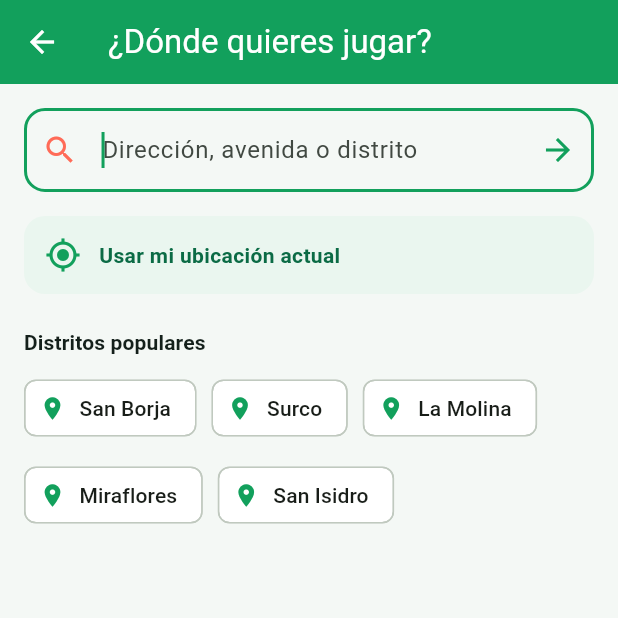
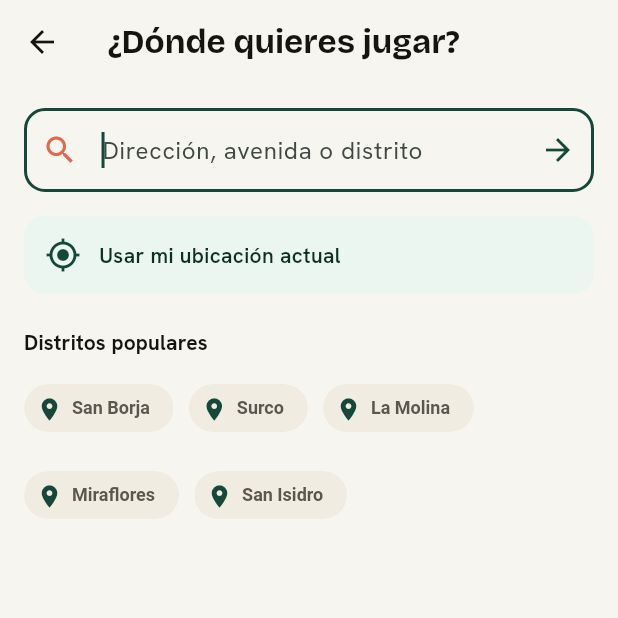
Before and after one commit to dcalagua/canchas-app-lima, a Flutter app: the screen it shows after launch, after a tap on "Saltar", after a tap on "¿Dónde juegas hoy?", on a phone screen of 412 x 824 dp, the top half of it. Run offline on Flutter 3.47's test engine with Material 3 defaults, Android fonts, the phone set to English and light mode, and no system bars; our stand-ins replace geocoding, geolocator, google_fonts, google_maps_flutter, google_sign_in, image_picker and 2 more; accounts and stored records are empty; network calls fail.

Commit message:
Rediseño UI premium (fase 1): design system + superficies clave
- theme.dart: nuevo sistema (pino/lima/clay, Bricolage+Hanken via google_fonts),
  con alias de compatibilidad para no romper imports existentes.
- Widget CourtLines: líneas de cancha sobre gradiente por deporte (sin fotos).
- Explorar: tarjeta con gradiente+líneas de cancha, tipografía premium.
- Ficha de cancha: hero con gradiente+líneas, CTA Reservar pino/lima.
- Hoja de login Google rediseñada (papel, marca P lima, botón blanco).

Co-Authored-By: Claude Opus 4.8 (1M context) <noreply@anthropic.com>
Claude-Session: https://claude.ai/code/session_017fg7ijXuZRX6jvFjZELf83

```diff
--- a/lib/screens/explorar_home_screen.dart
+++ b/lib/screens/explorar_home_screen.dart
@@ -8,6 +8,7 @@ import '../models/models.dart';
 import '../brand.dart';
 import '../state/app_state.dart';
 import '../theme.dart';
+import '../widgets/court_lines.dart';
 import '../services/location_service.dart';
 import '../utils/geo.dart';
 import 'buscar_direccion_screen.dart';
@@ -570,14 +571,11 @@ class _CanchaCard extends StatelessWidget {
                 height: 130,
                 decoration: BoxDecoration(
                   borderRadius: BorderRadius.circular(14),
-                  gradient: LinearGradient(
-                    begin: Alignment.topLeft,
-                    end: Alignment.bottomRight,
-                    colors: [color, color.withOpacity(0.6)],
-                  ),
+                  gradient: gradienteDeporte(cancha.deporte),
                 ),
                 child: Stack(
                   children: [
+                    const Positioned.fill(child: CourtLines(opacity: 0.5)),
                     Center(
                       child: Icon(
                         iconoDeporte(cancha.deporte),
--- a/lib/theme.dart
+++ b/lib/theme.dart
@@ -1,31 +1,59 @@
 import 'package:flutter/material.dart';
+import 'package:google_fonts/google_fonts.dart';
 
 import 'models/models.dart';
 
 // ─────────────────────────────────────────────────────────────────────────
-// Sistema de color — mood "energético y social" (psicología del color):
-//  • Verde   = deporte, confianza, "go", crecimiento / valor.  (marca)
-//  • Coral   = acción, entusiasmo, urgencia amable.            (CTAs / convertir)
-//  • Lima    = energía, juventud, movimiento.                  (acentos)
-//  • Ámbar   = atención sin alarma.                            (seña / horas valle)
+// PICHANGOL · Rediseño "Premium minimalista — Airbnb de canchas"
+//
+// Reemplazo directo de lib/theme.dart. Mantiene la MISMA API pública
+// (verdeCancha, coral, colorDeporte, iconoDeporte, buildTheme) para no
+// romper imports existentes — los nombres viejos quedan como alias.
+//
+// Paleta:
+//   Pino   #15473A  → marca / superficies oscuras / CTA principal
+//   Lima   #CDEE4A  → energía / texto sobre pino / acentos
+//   Clay   #E2674B  → horas valle / urgencia amable
+//   Tinta  #16140F  → texto
+//   Papel  #F7F5F0  → fondo app
+//   Por deporte: tenis=arcilla, pádel=azul, fútbol=verde grass
+//
+// Requiere en pubspec.yaml:
+//   dependencies:
+//     google_fonts: ^6.2.1
 // ─────────────────────────────────────────────────────────────────────────
-const Color verdeCancha = Color(0xFF12A05C); // primary
-const Color verdeClaro = Color(0xFF3DBE82);
-const Color verdeOscuro = Color(0xFF0B6B45);
-const Color coral = Color(0xFFFF6B57); // acción / CTA
-const Color coralOscuro = Color(0xFFE8553F);
-const Color lima = Color(0xFFCFF24D); // energía / acentos
-const Color arena = Color(0xFFF4A93B); // seña / horas valle
-const Color azulPadel = Color(0xFF2E7BE4); // tag pádel
-const Color naranjaFutbol = Color(0xFFEF6C2B); // tag fútbol
-const Color tinta = Color(0xFF14201B); // texto
-const Color fondoApp = Color(0xFFF4F8F5);
 
-/// Color de marca por deporte (para chips, tarjetas y cabeceras).
+const Color pino = Color(0xFF15473A); // primary
+const Color pinoOscuro = Color(0xFF0E2F26);
+const Color lima = Color(0xFFCDEE4A); // accent / energía
+const Color clay = Color(0xFFE2674B); // horas valle
+const Color clayOscuro = Color(0xFFC0492E);
+const Color tinta = Color(0xFF16140F); // texto
+const Color papel = Color(0xFFF7F5F0); // fondo app
+const Color papelCalido = Color(0xFFF4F2EC); // fondo panel del club
+const Color trazo = Color(0xFFEAE5DA); // bordes / divisores
+const Color textoTenue = Color(0xFF8A847A);
+
+// Colores de superficie por deporte (gradiente de cancha en cabeceras/cards).
+const Color arcillaTenis = Color(0xFFC0573B);
+const Color azulPadel = Color(0xFF2F6BD8);
+const Color verdeFutbol = Color(0xFF2FA855);
+
+// ── Alias de compatibilidad con el tema anterior ──────────────────────────
+const Color verdeCancha = pino;
+const Color verdeClaro = Color(0xFF2C6E5C);
+const Color verdeOscuro = pinoOscuro;
+const Color coral = clay;
+const Color coralOscuro = clayOscuro;
+const Color arena = clay;
+const Color naranjaFutbol = verdeFutbol;
+const Color fondoApp = papel;
+
+/// Color de marca por deporte (chips, cards y cabeceras de cancha).
 Color colorDeporte(Deporte d) => switch (d) {
-      Deporte.tenis => verdeCancha,
+      Deporte.tenis => arcillaTenis,
       Deporte.padel => azulPadel,
-      Deporte.futbol => naranjaFutbol,
+      Deporte.futbol => verdeFutbol,
     };
 
 /// Ícono por deporte.
@@ -35,54 +63,100 @@ IconData iconoDeporte(Deporte d) => switch (d) {
       Deporte.futbol => Icons.sports_soccer,
     };
 
+/// Gradiente de "superficie de cancha" por deporte (para heros y miniaturas).
+LinearGradient gradienteDeporte(Deporte d) {
+  final base = colorDeporte(d);
+  return LinearGradient(
+    begin: Alignment.topLeft,
+    end: Alignment.bottomRight,
+    colors: [base, Color.lerp(base, Colors.black, 0.22)!],
+  );
+}
+
 ThemeData buildTheme() {
   final scheme = ColorScheme.fromSeed(
-    seedColor: verdeCancha,
-    primary: verdeCancha,
-    onPrimary: Colors.white,
-    secondary: coral,
-    onSecondary: Colors.white,
-    tertiary: arena,
+    seedColor: pino,
+    primary: pino,
+    onPrimary: lima, // texto/íconos lima sobre pino (CTA principal)
+    secondary: lima,
+    onSecondary: pinoOscuro,
+    tertiary: clay,
+    onTertiary: Colors.white,
+    surface: Colors.white,
+    onSurface: tinta,
     brightness: Brightness.light,
-  ).copyWith(surface: Colors.white);
+  );
+
+  // Tipografía: Bricolage Grotesque (display) + Hanken Grotesk (UI).
+  final base = ThemeData(useMaterial3: true, colorScheme: scheme);
+  final display = GoogleFonts.bricolageGrotesqueTextTheme(base.textTheme);
+  final body = GoogleFonts.hankenGroteskTextTheme(base.textTheme);
+
+  final textTheme = body.copyWith(
+    displayLarge: display.displayLarge?.copyWith(
+        fontWeight: FontWeight.w700, letterSpacing: -0.5, color: tinta),
+    displayMedium: display.displayMedium
+        ?.copyWith(fontWeight: FontWeight.w700, letterSpacing: -0.5, color: tinta),
+    displaySmall: display.displaySmall
+        ?.copyWith(fontWeight: FontWeight.w700, color: tinta),
+    headlineMedium: display.headlineMedium
+        ?.copyWith(fontWeight: FontWeight.w700, color: tinta),
+    headlineSmall: display.headlineSmall
+        ?.copyWith(fontWeight: FontWeight.w700, color: tinta),
+    titleLarge: display.titleLarge
+        ?.copyWith(fontWeight: FontWeight.w700, color: tinta),
+  ).apply(bodyColor: tinta, displayColor: tinta);
 
   return ThemeData(
     useMaterial3: true,
     colorScheme: scheme,
-    scaffoldBackgroundColor: fondoApp,
-    textTheme: Typography.material2021().black.apply(
-          bodyColor: tinta,
-          displayColor: tinta,
-        ),
+    scaffoldBackgroundColor: papel,
+    textTheme: textTheme,
     appBarTheme: const AppBarTheme(
-      backgroundColor: verdeCancha,
-      foregroundColor: Colors.white,
+      backgroundColor: papel,
+      foregroundColor: tinta,
+      surfaceTintColor: papel,
       elevation: 0,
       centerTitle: false,
     ),
     cardTheme: CardTheme(
-      elevation: 1,
+      elevation: 0,
       color: Colors.white,
       surfaceTintColor: Colors.white,
-      shape: RoundedRectangleBorder(borderRadius: BorderRadius.circular(16)),
+      shape: RoundedRectangleBorder(
+        borderRadius: BorderRadius.circular(20),
+        side: const BorderSide(color: trazo),
+      ),
     ),
-    // Botón de acción por defecto = coral (el color de "convertir").
+    // CTA principal = pino con texto lima (botón "Reservar" / "Pagar seña").
     filledButtonTheme: FilledButtonThemeData(
       style: FilledButton.styleFrom(
-        backgroundColor: coral,
-        foregroundColor: Colors.white,
-        padding: const EdgeInsets.symmetric(horizontal: 22, vertical: 14),
+        backgroundColor: pino,
+        foregroundColor: lima,
+        padding: const EdgeInsets.symmetric(horizontal: 22, vertical: 17),
         shape:
-            RoundedRectangleBorder(borderRadius: BorderRadius.circular(14)),
-        textStyle: const TextStyle(fontWeight: FontWeight.w700, fontSize: 15),
+            RoundedRectangleBorder(borderRadius: BorderRadius.circular(16)),
+        textStyle: const TextStyle(fontWeight: FontWeight.w700, fontSize: 16),
       ),
+    ),
+    chipTheme: ChipThemeData(
+      backgroundColor: const Color(0xFFF0ECE2),
+      labelStyle: const TextStyle(
+          fontWeight: FontWeight.w700, fontSize: 12, color: Color(0xFF5C574E)),
+      side: BorderSide.none,
+      shape:
+          RoundedRectangleBorder(borderRadius: BorderRadius.circular(999)),
     ),
     navigationBarTheme: NavigationBarThemeData(
       backgroundColor: Colors.white,
-      indicatorColor: verdeCancha.withOpacity(0.14),
+      surfaceTintColor: Colors.white,
+      indicatorColor: lima.withOpacity(0.35),
       labelTextStyle: WidgetStateProperty.all(
-        const TextStyle(fontSize: 12, fontWeight: FontWeight.w600),
+        const TextStyle(fontSize: 11, fontWeight: FontWeight.w700, color: pino),
       ),
+      iconTheme: WidgetStateProperty.resolveWith((s) => IconThemeData(
+            color: s.contains(WidgetState.selected) ? pino : const Color(0xFFB5AFA3),
+          )),
     ),
   );
 }
--- /dev/null
+++ b/lib/widgets/court_lines.dart
@@ -0,0 +1,54 @@
+import 'package:flutter/material.dart';
+
+/// Líneas de cancha dibujadas sobre el gradiente de deporte (sin fotos reales).
+/// Estilo minimalista premium del rediseño: marco + línea central + círculo.
+class CourtLines extends StatelessWidget {
+  const CourtLines({super.key, this.opacity = 0.55, this.strokeWidth = 2});
+
+  final double opacity;
+  final double strokeWidth;
+
+  @override
+  Widget build(BuildContext context) {
+    return SizedBox.expand(
+      child: CustomPaint(
+        painter: _CourtLinesPainter(opacity: opacity, strokeWidth: strokeWidth),
+      ),
+    );
+  }
+}
+
+class _CourtLinesPainter extends CustomPainter {
+  _CourtLinesPainter({required this.opacity, required this.strokeWidth});
+
+  final double opacity;
+  final double strokeWidth;
+
+  @override
+  void paint(Canvas canvas, Size size) {
+    final p = Paint()
+      ..style = PaintingStyle.stroke
+      ..strokeWidth = strokeWidth
+      ..color = Colors.white.withOpacity(opacity);
+
+    final inset = size.shortestSide * 0.12;
+    final rect = Rect.fromLTRB(
+        inset, inset, size.width - inset, size.height - inset);
+    // Marco de la cancha.
+    canvas.drawRRect(
+        RRect.fromRectAndRadius(rect, const Radius.circular(6)), p);
+    // Línea central.
+    canvas.drawLine(
+      Offset(size.width / 2, inset),
+      Offset(size.width / 2, size.height - inset),
+      p,
+    );
+    // Círculo central.
+    canvas.drawCircle(
+        Offset(size.width / 2, size.height / 2), size.shortestSide * 0.14, p);
+  }
+
+  @override
+  bool shouldRepaint(covariant _CourtLinesPainter old) =>
+      old.opacity != opacity || old.strokeWidth != strokeWidth;
+}
--- a/pubspec.yaml
+++ b/pubspec.yaml
@@ -22,6 +22,7 @@ dependencies:
   supabase_flutter: ^2.5.0
   intl: ^0.19.0
   http: ^1.2.0
+  google_fonts: ^6.2.1
 
 dev_dependencies:
   flutter_test:
```
Also changed, not shown: lib/screens/cancha_detalle_screen.dart (+6 -7 lines), lib/screens/login_google_sheet.dart (+65 -83 lines).
